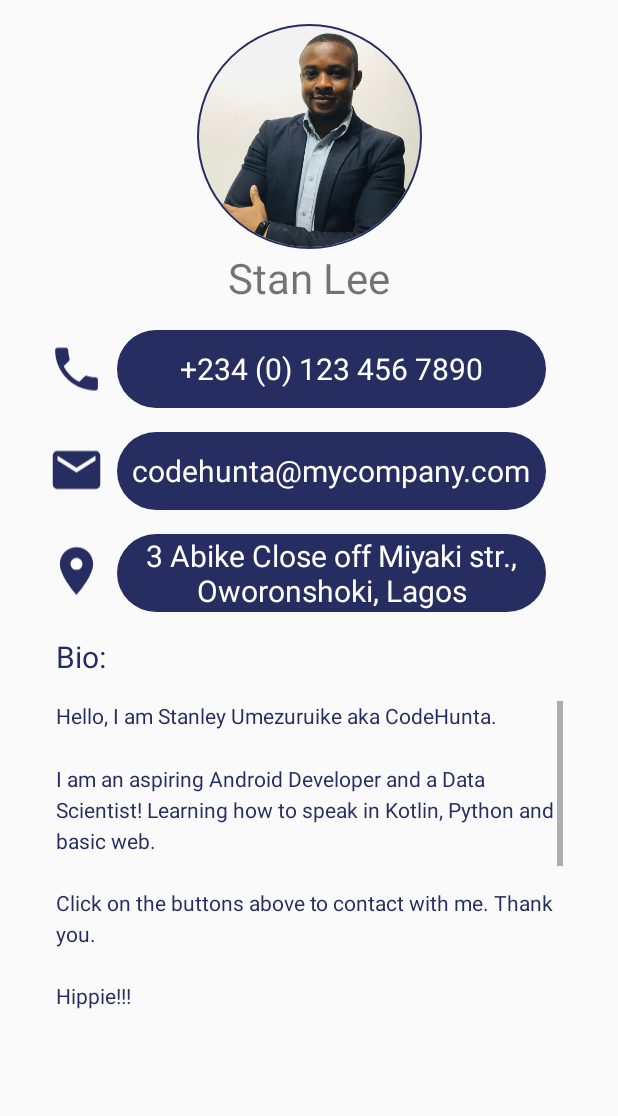
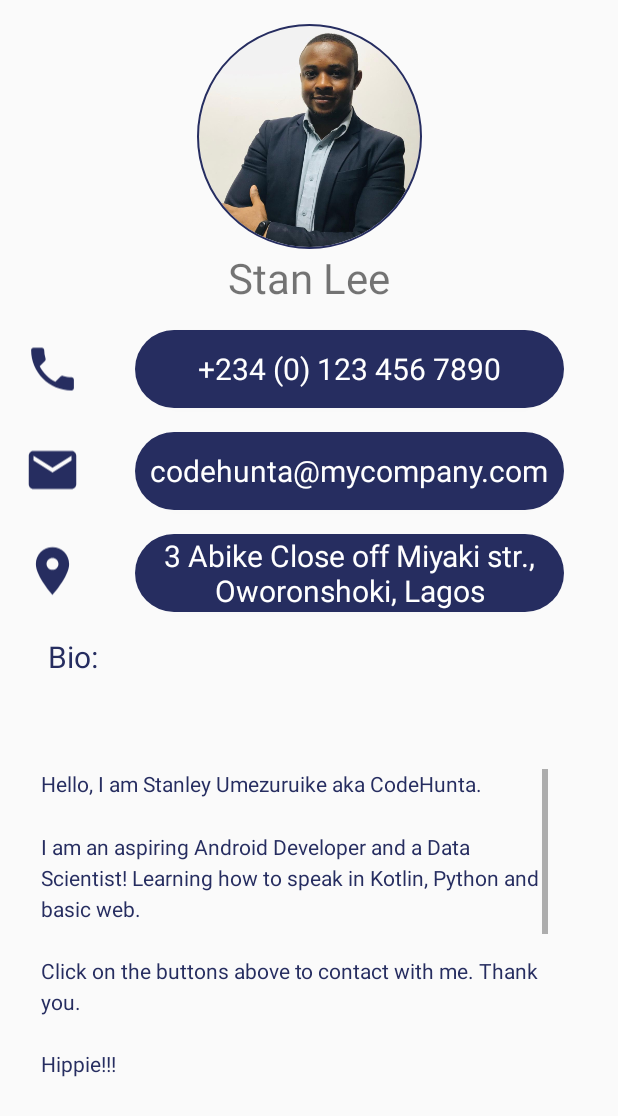
Before and after one commit to CodeHunta/About-Me-v2, an Android app: the MainActivity screen opened directly, with no data from a screen before it, on a phone screen of 412 x 824 dp. Shown: the top 1116 px of the screen. Run offline under Robolectric (Android 15) with nearby library versions, the phone set to English and light mode, and no system bars; plain views replace CircularImageView; Roboto replaces fonts that are not available here.

Commit message:
minor edits

```diff
--- a/app/src/main/res/layout/activity_main.xml
+++ b/app/src/main/res/layout/activity_main.xml
@@ -43,26 +43,28 @@
         android:id="@+id/img_phone"
         android:layout_width="38dp"
         android:layout_height="48dp"
-        android:layout_marginStart="32dp"
+        android:layout_marginStart="16dp"
         android:layout_marginTop="16dp"
         android:contentDescription="@string/my_phone"
+        app:layout_constraintBottom_toBottomOf="@+id/btn_phone"
         app:layout_constraintStart_toStartOf="parent"
         app:layout_constraintTop_toBottomOf="@+id/text_name"
-        app:layout_constraintBottom_toBottomOf="@+id/btn_phone"
         app:srcCompat="@drawable/myphone" />
 
     <Button
         android:id="@+id/btn_phone"
         android:layout_width="286dp"
         android:layout_height="52dp"
-        android:layout_marginStart="8dp"
+        android:layout_marginStart="32dp"
         android:layout_marginTop="16dp"
+        android:layout_marginEnd="32dp"
         android:background="@drawable/btn_rounded"
         android:fontFamily="@font/roboto"
         android:text="@string/my_number"
         android:textAlignment="center"
         android:textColor="#FFFFFF"
         android:textSize="@dimen/normal_text"
+        app:layout_constraintEnd_toEndOf="parent"
         app:layout_constraintStart_toEndOf="@+id/img_phone"
         app:layout_constraintTop_toBottomOf="@+id/text_name" />
 
@@ -70,13 +72,13 @@
         android:id="@+id/img_email"
         android:layout_width="38dp"
         android:layout_height="48dp"
-        android:layout_marginStart="32dp"
+        android:layout_marginStart="16dp"
         android:layout_marginTop="16dp"
         android:contentDescription="@string/my_email"
+        app:layout_constraintBottom_toBottomOf="@+id/btn_email"
         app:layout_constraintEnd_toEndOf="@+id/img_phone"
         app:layout_constraintStart_toStartOf="parent"
         app:layout_constraintTop_toBottomOf="@+id/img_phone"
-        app:layout_constraintBottom_toBottomOf="@+id/btn_email"
         app:srcCompat="@drawable/mymail" />
 
     <Button
@@ -84,13 +86,14 @@
         android:layout_width="286dp"
         android:layout_height="52dp"
         android:layout_marginTop="16dp"
+        android:background="@drawable/btn_rounded"
         android:fontFamily="@font/roboto"
         android:text="@string/my_email_address"
         android:textAlignment="center"
         android:textAllCaps="false"
         android:textColor="#ffffff"
-        android:background="@drawable/btn_rounded"
         android:textSize="@dimen/normal_text"
+        app:layout_constraintEnd_toEndOf="@+id/btn_phone"
         app:layout_constraintStart_toStartOf="@+id/btn_phone"
         app:layout_constraintTop_toBottomOf="@+id/btn_phone" />
 
@@ -98,13 +101,13 @@
         android:id="@+id/img_location"
         android:layout_width="38dp"
         android:layout_height="48dp"
-        android:layout_marginStart="32dp"
+        android:layout_marginStart="16dp"
         android:layout_marginTop="16dp"
+        android:contentDescription="@string/my_location"
+        app:layout_constraintBottom_toBottomOf="@+id/btn_location"
         app:layout_constraintStart_toStartOf="parent"
         app:layout_constraintTop_toBottomOf="@+id/img_email"
-        app:layout_constraintBottom_toBottomOf="@+id/btn_location"
-        app:srcCompat="@drawable/mylocation"
-        android:contentDescription="@string/my_location" />
+        app:srcCompat="@drawable/mylocation" />
 
     <Button
         android:id="@+id/btn_location"
@@ -118,6 +121,7 @@
         android:textAllCaps="false"
         android:textColor="#ffffff"
         android:textSize="@dimen/normal_text"
+        app:layout_constraintEnd_toEndOf="@+id/btn_email"
         app:layout_constraintStart_toStartOf="@+id/btn_email"
         app:layout_constraintTop_toBottomOf="@+id/btn_email" />
 
@@ -125,24 +129,27 @@
         android:id="@+id/text_bio"
         android:layout_width="wrap_content"
         android:layout_height="wrap_content"
+        android:layout_marginStart="16dp"
         android:layout_marginTop="16dp"
         android:fontFamily="@font/roboto"
+        android:text="@string/bio"
         android:textColor="@color/btColour"
-        android:text="@string/bio"
         android:textSize="@dimen/normal_text"
-        app:layout_constraintStart_toStartOf="@+id/scroll_bio"
+        app:layout_constraintStart_toStartOf="@+id/img_location"
         app:layout_constraintTop_toBottomOf="@+id/btn_location" />
 
     <ScrollView
         android:id="@+id/scroll_bio"
         android:layout_width="338dp"
         android:layout_height="218dp"
-        android:layout_marginStart="32dp"
-        android:layout_marginTop="16dp"
-        android:layout_marginEnd="16dp"
+        android:layout_marginStart="16dp"
+        android:layout_marginTop="32dp"
+        android:layout_marginEnd="32dp"
+        android:layout_marginBottom="64dp"
         android:scrollbarStyle="insideInset"
+        app:layout_constraintBottom_toBottomOf="parent"
         app:layout_constraintEnd_toEndOf="@+id/btn_location"
-        app:layout_constraintStart_toStartOf="@+id/img_location"
+        app:layout_constraintStart_toStartOf="@+id/text_bio"
         app:layout_constraintTop_toBottomOf="@+id/text_bio">
 
         <TextView
--- a/app/src/main/res/values/colors.xml
+++ b/app/src/main/res/values/colors.xml
@@ -4,4 +4,5 @@
     <color name="colorPrimaryDark">#00574B</color>
     <color name="colorAccent">#76bf5e</color>
     <color name="btColour">#262d60</color>
+    <color name="colorMinor">#ff8300</color>
 </resources>
--- a/app/src/main/res/values/styles.xml
+++ b/app/src/main/res/values/styles.xml
@@ -5,7 +5,7 @@
     <style name="AppTheme" parent="Theme.AppCompat.Light.NoActionBar">
         <!-- Customize your theme here. -->
         <item name="colorPrimary">@color/colorPrimary</item>
-        <item name="colorPrimaryDark">@color/colorPrimaryDark</item>
+        <item name="colorPrimaryDark">@color/colorMinor</item>
         <item name="colorAccent">@color/colorAccent</item>
     </style>
 
```
